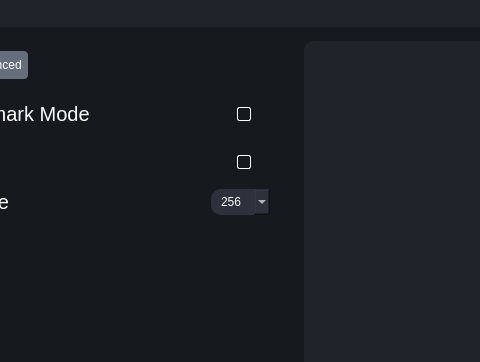
Qt form testRVEInterface.ui (TNTwise/Rife-ESRGAN-App-Linux-QT) before a commit; both pictures show x 244 to 724 and y 0 to 362 of the 929 by 766 pixel window.
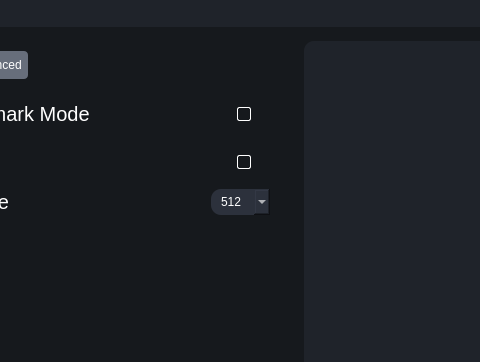
The same form after that commit. The open tabs and pages were chosen to show the change. Icons and pictures are not drawn.

Commit message: add more tiling options

Diff of the .ui file:
```diff
--- a/testRVEInterface.ui
+++ b/testRVEInterface.ui
@@ -987,6 +987,16 @@
                            </item>
                            <item>
                             <widget class="QComboBox" name="tileSizeComboBox">
+                             <item>
+                              <property name="text">
+                               <string>512</string>
+                              </property>
+                             </item>
+                             <item>
+                              <property name="text">
+                               <string>384</string>
+                              </property>
+                             </item>
                              <item>
                               <property name="text">
                                <string>256</string>
```
Left out of the diff: 9 changed lines with no effect on the pictures. The commit also changes 1 other file.
